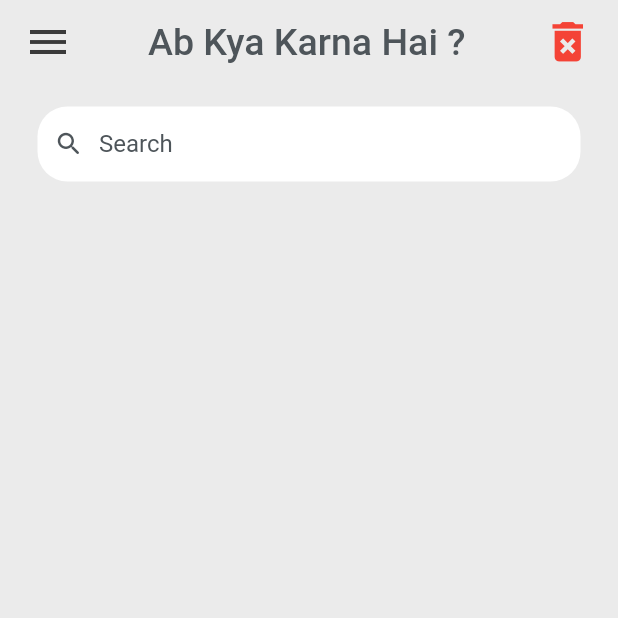
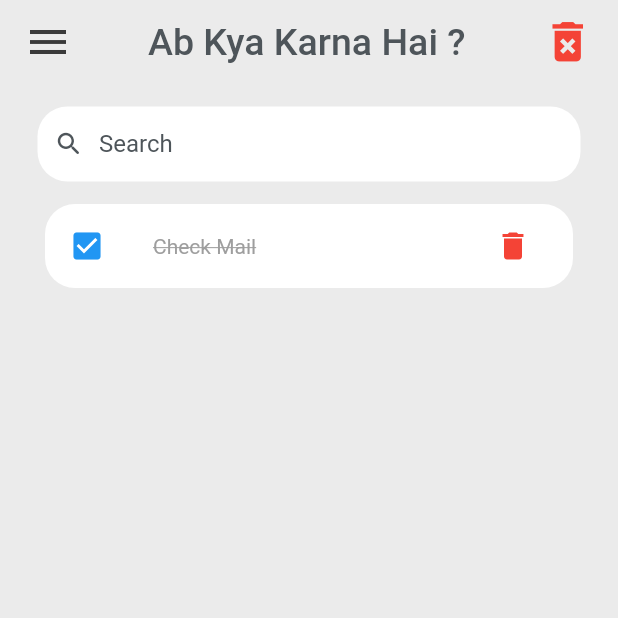
Before and after one commit to Vedansh-Dubey/TODO, a Flutter app: the screen it shows after launch, on a phone screen of 412 x 824 dp, the top half of it. Run offline on Flutter 3.47's test engine with Material 2 defaults, Android fonts, the phone set to English and light mode, and no system bars.

Commit message:
Added todo list element

```diff
--- a/lib/screens/homepage.dart
+++ b/lib/screens/homepage.dart
@@ -1,6 +1,7 @@
 import 'package:flutter/material.dart';
 import 'package:flutter/services.dart';
 import 'package:todo/constants/colors.dart';
+import '../widgets/todolist.dart';
 
 class Home extends StatelessWidget {
   const Home({super.key});
@@ -16,7 +17,13 @@ class Home extends StatelessWidget {
         padding: const EdgeInsets.symmetric(horizontal: 25, vertical: 15),
         child: Column(children: [
           searchBox(),
-
+          Expanded(
+            child: ListView(
+              children: [
+                ToDoList(),
+              ],
+            ),
+          )
         ]),
       ),
     );
--- a/lib/widgets/todolist.dart
+++ b/lib/widgets/todolist.dart
@@ -0,0 +1,38 @@
+import 'package:flutter/material.dart';
+
+class ToDoList extends StatelessWidget {
+  const ToDoList({super.key});
+
+  @override
+  Widget build(BuildContext context) {
+    return Container(
+      padding: const EdgeInsets.symmetric(horizontal: 5, vertical: 15),
+      child: ListTile(
+        onTap: () {},
+        shape: RoundedRectangleBorder(
+          borderRadius: BorderRadius.circular(20),
+        ),
+        tileColor: Colors.white,
+        leading: const Icon(
+          Icons.check_box,
+          color: Colors.blue,
+          size: 24,
+        ),
+        title: const Text(
+          'Check Mail',
+          style: TextStyle(
+            fontSize: 14,
+            color: Colors.grey,
+            decoration: TextDecoration.lineThrough,
+          ),
+        ),
+        trailing: IconButton(
+          onPressed: () {},
+          icon: const Icon(Icons.delete),
+          color: Colors.red,
+          iconSize: 24,
+        ),
+      ),
+    );
+  }
+}
```
